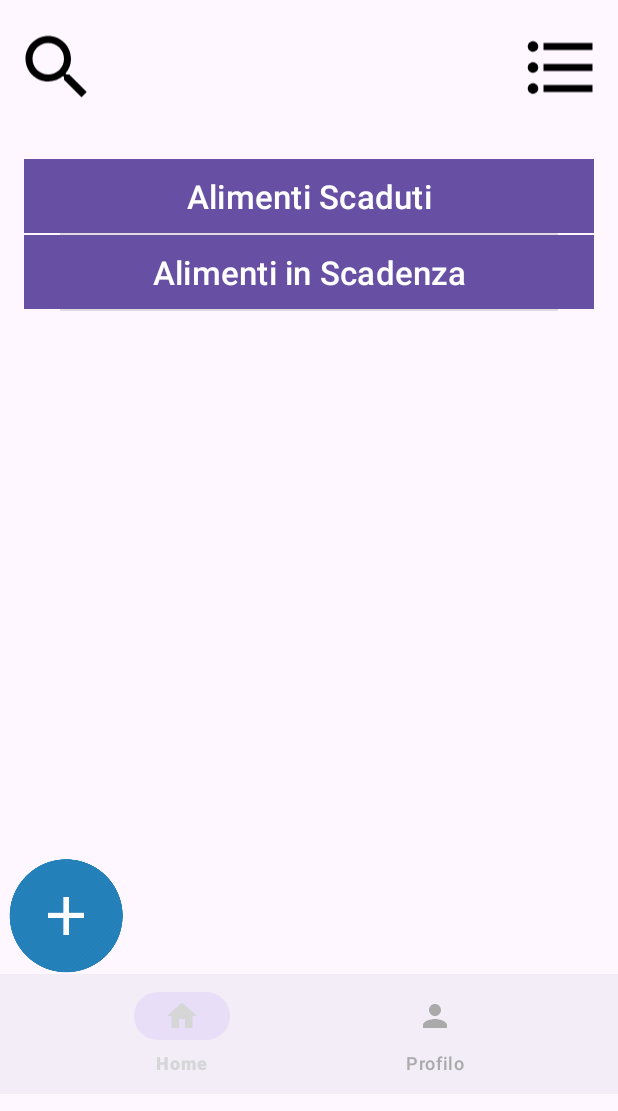
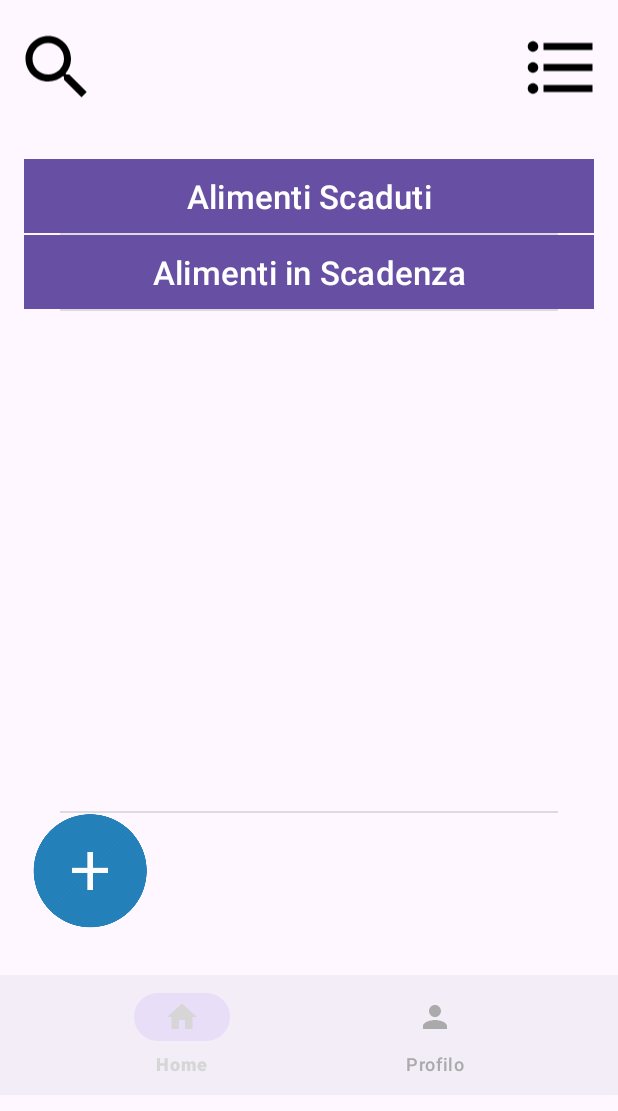
Before and after one commit to Diego-Marigo/NoWaste, an Android app: the screen it shows after launch once a user with an empty profile is signed in (MainActivity), on a phone screen of 412 x 824 dp. Shown: the top 1111 px of the screen. Run offline under Robolectric (Android 15) with nearby library versions, the phone set to English and light mode, and no system bars; our stand-ins replace Firebase (no records; nobody signed in at launch, a user with empty details on screens opened directly).

Commit message:
Piccole modifiche layout ( + rimosso pagina notifiche, vengono sostituite dall'apertura della pagina alimentiInScadenza )

```diff
--- a/app/src/main/AndroidManifest.xml
+++ b/app/src/main/AndroidManifest.xml
@@ -33,9 +33,6 @@
             android:label="@string/title_activity_custom_list_view"
             android:theme="@style/Theme.NoWaste" />
         <activity
-            android:name=".NotificationsActivity"
-            android:exported="false" />
-        <activity
             android:name=".SettingsActivity"
             android:exported="false" />
         <activity
--- a/app/src/main/java/com/example/nowaste/ProfileActivity.java
+++ b/app/src/main/java/com/example/nowaste/ProfileActivity.java
@@ -121,8 +121,8 @@ public class ProfileActivity extends AppCompatActivity implements PopupMenu.OnMe
         alertBtn.setOnClickListener(new View.OnClickListener() {
             @Override
             public void onClick(View view) {
-                // si apre la pagina in cui si vedono tutte le notifiche delle scadenze
-                Intent intent = new Intent(getApplicationContext(), NotificationsActivity.class);
+                // si apre la pagina degli alimenti in scadenza
+                Intent intent = new Intent(getApplicationContext(), ListaAlimentiScadenza.class);
                 startActivity(intent);
                 finish();
             }
--- a/app/src/main/res/layout/activity_main_menu.xml
+++ b/app/src/main/res/layout/activity_main_menu.xml
@@ -51,7 +51,7 @@
     <!-- Corpo della Schermata con LinearLayout -->
     <LinearLayout
         android:layout_width="match_parent"
-        android:layout_height="482dp"
+        android:layout_height="560dp"
         android:divider="?android:attr/dividerHorizontal"
         android:dividerPadding="24dp"
         android:orientation="vertical"
@@ -79,12 +79,10 @@
             android:textSize="22sp" />
 
         <androidx.recyclerview.widget.RecyclerView
+            android:id="@+id/listOfLists"
             android:layout_width="match_parent"
-            android:layout_height="match_parent"
-            android:id="@+id/listOfLists"/>
+            android:layout_height="333dp" />
 
-
-    </LinearLayout>
 
         <!-- bottone per aggiungere una nuova lista -->
         <ImageButton
@@ -94,6 +92,13 @@
             android:background="#00FFFFFF"
             android:scaleType="fitCenter"
             app:srcCompat="@drawable/plus_icon" />
+
+
+    </LinearLayout>
+
+    <LinearLayout
+        android:layout_width="match_parent"
+        android:layout_height="match_parent">
 
         <!-- barra navigazione in basso -->
         <com.google.android.material.bottomnavigation.BottomNavigationView
@@ -110,3 +115,5 @@
         </com.google.android.material.bottomnavigation.BottomNavigationView>
 
     </LinearLayout>
+
+</LinearLayout>
--- a/app/src/main/res/layout/activity_profile.xml
+++ b/app/src/main/res/layout/activity_profile.xml
@@ -30,6 +30,7 @@
         android:id="@+id/lists_icon"
         android:layout_width="100dp"
         android:layout_height="102dp"
+        android:background="#02FFFFFF"
         android:scaleType="fitCenter"
         app:layout_constraintBottom_toTopOf="@+id/lists"
         app:layout_constraintEnd_toEndOf="parent"
@@ -105,6 +106,7 @@
         android:id="@+id/alert_icon"
         android:layout_width="100dp"
         android:layout_height="102dp"
+        android:background="#00000000"
         android:scaleType="fitCenter"
         app:layout_constraintBottom_toTopOf="@+id/alerts"
         app:layout_constraintEnd_toEndOf="parent"
```
Also changed, not shown: app/src/main/java/com/example/nowaste/NotificationsActivity.java (deleted, +0 -21 lines), app/src/main/res/layout/activity_notifications.xml (deleted, +0 -9 lines). Lines whose indentation alone changed are shown as unchanged.
